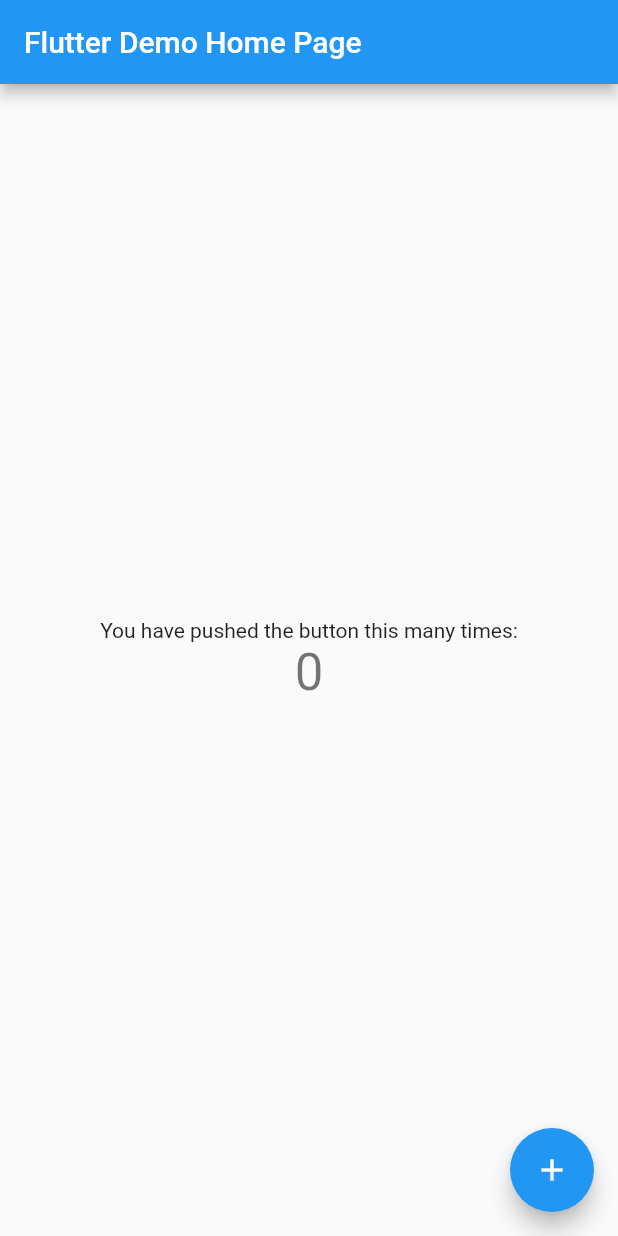
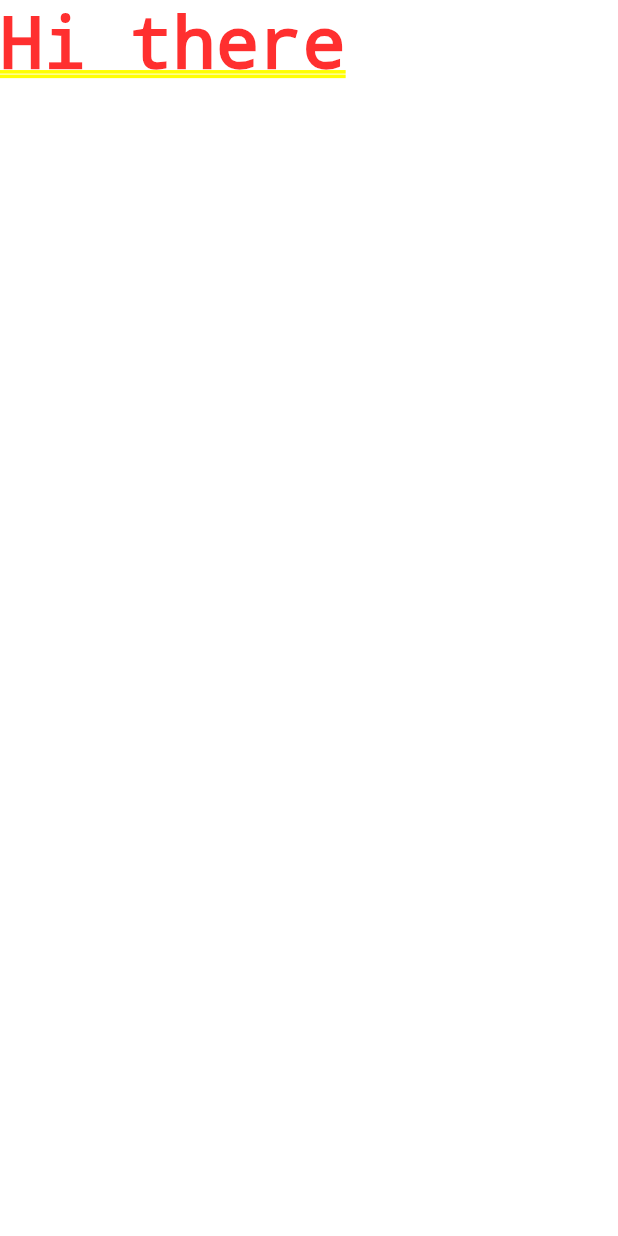
Before and after one commit to zgajo/tutorials, a Flutter app: the screen it shows after launch, on a phone screen of 412 x 824 dp. Run offline on Flutter 3.47's test engine with Material 2 defaults, Android fonts, the phone set to English and light mode, and no system bars.

Commit message:
First screen in flutter dart

```diff
--- a/dart-and-flutter-the-complete-developers-guide/pics/lib/main.dart
+++ b/dart-and-flutter-the-complete-developers-guide/pics/lib/main.dart
@@ -1,111 +1,15 @@
+// package: importing file from third party package, not a dart standard lib
+// flutter - the name of the package we are importing
+// /material.dart - the file we are importing from that package
 import 'package:flutter/material.dart';
 
-void main() => runApp(MyApp());
+void main() {
+  //  creates materialapp widget
+  var app = MaterialApp(
+    // default route
+    home: Text('Hi there'),
+  );
 
-class MyApp extends StatelessWidget {
-  // This widget is the root of your application.
-  @override
-  Widget build(BuildContext context) {
-    return MaterialApp(
-      title: 'Flutter Demo',
-      theme: ThemeData(
-        // This is the theme of your application.
-        //
-        // Try running your application with "flutter run". You'll see the
-        // application has a blue toolbar. Then, without quitting the app, try
-        // changing the primarySwatch below to Colors.green and then invoke
-        // "hot reload" (press "r" in the console where you ran "flutter run",
-        // or simply save your changes to "hot reload" in a Flutter IDE).
-        // Notice that the counter didn't reset back to zero; the application
-        // is not restarted.
-        primarySwatch: Colors.blue,
-      ),
-      home: MyHomePage(title: 'Flutter Demo Home Page'),
-    );
-  }
+// runApp is imported with material
+  runApp(app);
 }
-
-class MyHomePage extends StatefulWidget {
-  MyHomePage({Key key, this.title}) : super(key: key);
-
-  // This widget is the home page of your application. It is stateful, meaning
-  // that it has a State object (defined below) that contains fields that affect
-  // how it looks.
-
-  // This class is the configuration for the state. It holds the values (in this
-  // case the title) provided by the parent (in this case the App widget) and
-  // used by the build method of the State. Fields in a Widget subclass are
-  // always marked "final".
-
-  final String title;
-
-  @override
-  _MyHomePageState createState() => _MyHomePageState();
-}
-
-class _MyHomePageState extends State<MyHomePage> {
-  int _counter = 0;
-
-  void _incrementCounter() {
-    setState(() {
-      // This call to setState tells the Flutter framework that something has
-      // changed in this State, which causes it to rerun the build method below
-      // so that the display can reflect the updated values. If we changed
-      // _counter without calling setState(), then the build method would not be
-      // called again, and so nothing would appear to happen.
-      _counter++;
-    });
-  }
-
-  @override
-  Widget build(BuildContext context) {
-    // This method is rerun every time setState is called, for instance as done
-    // by the _incrementCounter method above.
-    //
-    // The Flutter framework has been optimized to make rerunning build methods
-    // fast, so that you can just rebuild anything that needs updating rather
-    // than having to individually change instances of widgets.
-    return Scaffold(
-      appBar: AppBar(
-        // Here we take the value from the MyHomePage object that was created by
-        // the App.build method, and use it to set our appbar title.
-        title: Text(widget.title),
-      ),
-      body: Center(
-        // Center is a layout widget. It takes a single child and positions it
-        // in the middle of the parent.
-        child: Column(
-          // Column is also a layout widget. It takes a list of children and
-          // arranges them vertically. By default, it sizes itself to fit its
-          // children horizontally, and tries to be as tall as its parent.
-          //
-          // Invoke "debug painting" (press "p" in the console, choose the
-          // "Toggle Debug Paint" action from the Flutter Inspector in Android
-          // Studio, or the "Toggle Debug Paint" command in Visual Studio Code)
-          // to see the wireframe for each widget.
-          //
-          // Column has various properties to control how it sizes itself and
-          // how it positions its children. Here we use mainAxisAlignment to
-          // center the children vertically; the main axis here is the vertical
-          // axis because Columns are vertical (the cross axis would be
-          // horizontal).
-          mainAxisAlignment: MainAxisAlignment.center,
-          children: <Widget>[
-            Text(
-              'You have pushed the button this many times:',
-            ),
-            Text(
-              '$_counter',
-              style: Theme.of(context).textTheme.display1,
-            ),
-          ],
-        ),
-      ),
-      floatingActionButton: FloatingActionButton(
-        onPressed: _incrementCounter,
-        tooltip: 'Increment',
-        child: Icon(Icons.add),
-      ), // This trailing comma makes auto-formatting nicer for build methods.
-    );
-  }
-}
```
